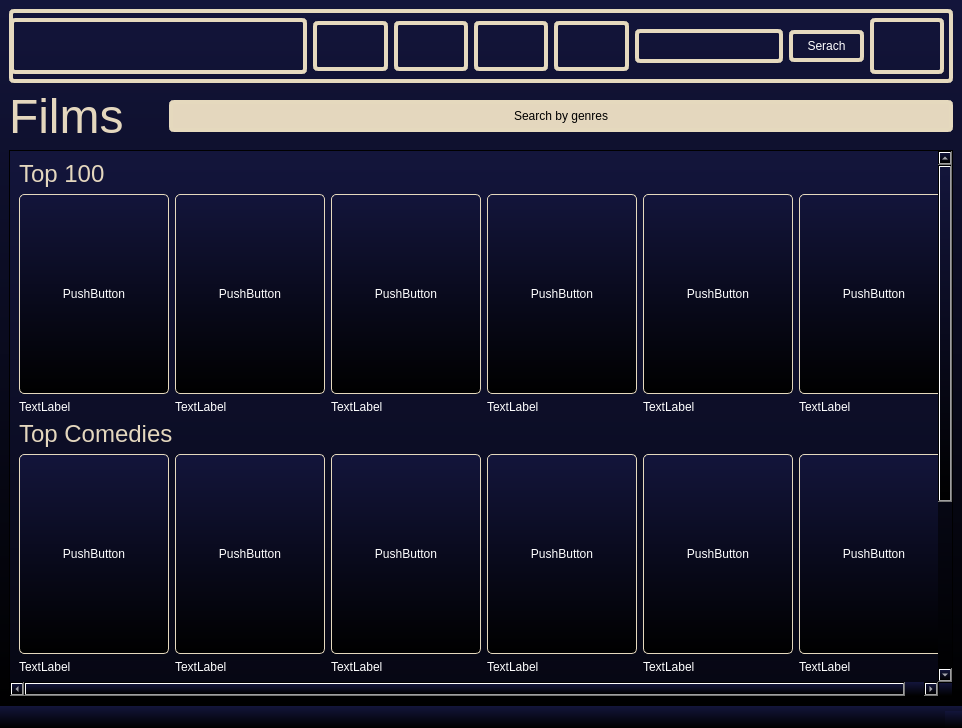
First picture: the form in src/qt/userinfo.ui, repository Dushnilas/recsys_project, before the edit.
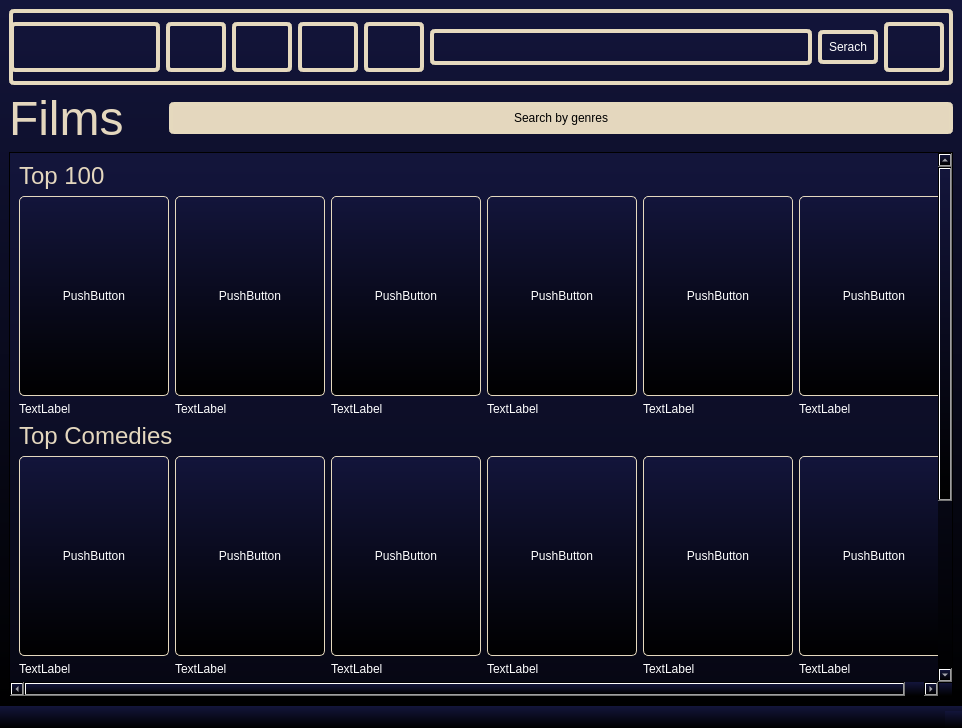
Second picture: the form after the edit. Icons and pictures are not drawn.

Diff of the .ui file:
```diff
--- a/src/qt/userinfo.ui
+++ b/src/qt/userinfo.ui
@@ -26,7 +26,13 @@
         <property name="minimumSize">
          <size>
           <width>0</width>
-          <height>74</height>
+          <height>76</height>
+         </size>
+        </property>
+        <property name="maximumSize">
+         <size>
+          <width>16777215</width>
+          <height>76</height>
          </size>
         </property>
         <property name="styleSheet">
@@ -45,7 +51,13 @@
            <property name="minimumSize">
             <size>
              <width>150</width>
-             <height>0</height>
+             <height>50</height>
+            </size>
+           </property>
+           <property name="maximumSize">
+            <size>
+             <width>150</width>
+             <height>50</height>
             </size>
            </property>
            <property name="styleSheet">
@@ -58,9 +70,21 @@
          </item>
          <item>
           <widget class="QPushButton" name="HomeBut">
+           <property name="sizePolicy">
+            <sizepolicy hsizetype="Fixed" vsizetype="Fixed">
+             <horstretch>60</horstretch>
+             <verstretch>50</verstretch>
+            </sizepolicy>
+           </property>
            <property name="minimumSize">
             <size>
-             <width>0</width>
+             <width>60</width>
+             <height>50</height>
+            </size>
+           </property>
+           <property name="maximumSize">
+            <size>
+             <width>60</width>
              <height>50</height>
             </size>
            </property>
@@ -74,9 +98,21 @@
          </item>
          <item>
           <widget class="QPushButton" name="FilmsBut">
+           <property name="sizePolicy">
+            <sizepolicy hsizetype="Fixed" vsizetype="Fixed">
+             <horstretch>60</horstretch>
+             <verstretch>50</verstretch>
+            </sizepolicy>
+           </property>
            <property name="minimumSize">
             <size>
-             <width>0</width>
+             <width>60</width>
+             <height>50</height>
+            </size>
+           </property>
+           <property name="maximumSize">
+            <size>
+             <width>60</width>
              <height>50</height>
             </size>
            </property>
@@ -90,9 +126,21 @@
          </item>
          <item>
           <widget class="QPushButton" name="TVShowsBut">
+           <property name="sizePolicy">
+            <sizepolicy hsizetype="Fixed" vsizetype="Fixed">
+             <horstretch>60</horstretch>
+             <verstretch>50</verstretch>
+            </sizepolicy>
+           </property>
            <property name="minimumSize">
             <size>
-             <width>0</width>
+             <width>60</width>
+             <height>50</height>
+            </size>
+           </property>
+           <property name="maximumSize">
+            <size>
+             <width>60</width>
              <height>50</height>
             </size>
            </property>
@@ -106,9 +154,21 @@
          </item>
          <item>
           <widget class="QPushButton" name="KidsBut">
+           <property name="sizePolicy">
+            <sizepolicy hsizetype="Fixed" vsizetype="Fixed">
+             <horstretch>60</horstretch>
+             <verstretch>50</verstretch>
+            </sizepolicy>
+           </property>
            <property name="minimumSize">
             <size>
-             <width>0</width>
+             <width>60</width>
+             <height>50</height>
+            </size>
+           </property>
+           <property name="maximumSize">
+            <size>
+             <width>60</width>
              <height>50</height>
             </size>
            </property>
@@ -121,10 +181,47 @@
           </widget>
          </item>
          <item>
-          <widget class="QLineEdit" name="SearchEL"/>
+          <widget class="QLineEdit" name="SearchEL">
+           <property name="sizePolicy">
+            <sizepolicy hsizetype="Expanding" vsizetype="Fixed">
+             <horstretch>0</horstretch>
+             <verstretch>36</verstretch>
+            </sizepolicy>
+           </property>
+           <property name="minimumSize">
+            <size>
+             <width>0</width>
+             <height>36</height>
+            </size>
+           </property>
+           <property name="maximumSize">
+            <size>
+             <width>16777215</width>
+             <height>36</height>
+            </size>
+           </property>
+          </widget>
          </item>
          <item>
           <widget class="QPushButton" name="SerachBut">
+           <property name="sizePolicy">
+            <sizepolicy hsizetype="Fixed" vsizetype="Fixed">
+             <horstretch>60</horstretch>
+             <verstretch>34</verstretch>
+            </sizepolicy>
+           </property>
+           <property name="minimumSize">
+            <size>
+             <width>60</width>
+             <height>34</height>
+            </size>
+           </property>
+           <property name="maximumSize">
+            <size>
+             <width>60</width>
+             <height>34</height>
+            </size>
+           </property>
            <property name="text">
             <string>Serach</string>
            </property>
@@ -133,11 +230,23 @@
          <item>
           <widget class="QPushButton" name="UserBut">
            <property name="sizePolicy">
-            <sizepolicy hsizetype="Minimum" vsizetype="Preferred">
-             <horstretch>0</horstretch>
-             <verstretch>0</verstretch>
+            <sizepolicy hsizetype="Fixed" vsizetype="Fixed">
+             <horstretch>60</horstretch>
+             <verstretch>50</verstretch>
             </sizepolicy>
            </property>
+           <property name="minimumSize">
+            <size>
+             <width>60</width>
+             <height>50</height>
+            </size>
+           </property>
+           <property name="maximumSize">
+            <size>
+             <width>60</width>
+             <height>50</height>
+            </size>
+           </property>
            <property name="styleSheet">
             <string notr="true">border-image: url(:/rec/Pics/profile-user.png);</string>
            </property>
```
Left out of the diff: 2 changed lines with no effect on the pictures.
